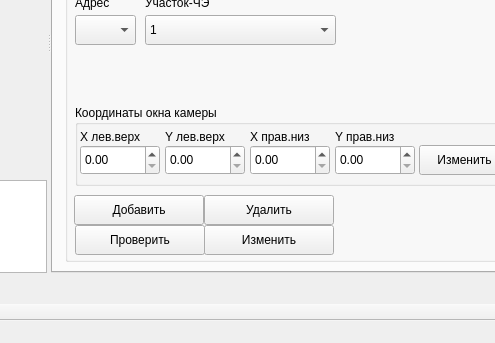
First picture: the form in m_cfg/MainWindowCFG.ui, repository xXRadioHeadXx/start7, before the edit; both pictures show x 403 to 898 and y 247 to 590 of the 1063 by 590 pixel window.
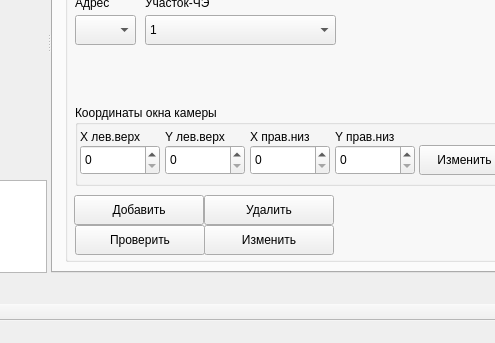
Second picture: the form after the edit. The open tabs and pages were chosen to show the change. Icons and pictures are not drawn. Custom widgets are drawn as their Qt base class.

```diff
--- a/m_cfg/MainWindowCFG.ui
+++ b/m_cfg/MainWindowCFG.ui
@@ -2365,8 +2365,11 @@
                <property name="contextMenuPolicy">
                 <enum>Qt::NoContextMenu</enum>
                </property>
+               <property name="decimals">
+                <number>0</number>
+               </property>
                <property name="maximum">
-                <double>9999.989999999999782</double>
+                <double>10000.000000000000000</double>
                </property>
               </widget>
               <widget class="QDoubleSpinBox" name="coordinate_X_doubleSpinBox_3">
@@ -2381,8 +2384,11 @@
                <property name="contextMenuPolicy">
                 <enum>Qt::NoContextMenu</enum>
                </property>
+               <property name="decimals">
+                <number>0</number>
+               </property>
                <property name="maximum">
-                <double>9999.989999999999782</double>
+                <double>10000.000000000000000</double>
                </property>
               </widget>
               <widget class="QLabel" name="label_37">
@@ -2422,8 +2428,11 @@
                <property name="contextMenuPolicy">
                 <enum>Qt::NoContextMenu</enum>
                </property>
+               <property name="decimals">
+                <number>0</number>
+               </property>
                <property name="maximum">
-                <double>9999.989999999999782</double>
+                <double>10000.000000000000000</double>
                </property>
               </widget>
               <widget class="QDoubleSpinBox" name="coordinate_X_doubleSpinBox_4">
@@ -2438,8 +2447,11 @@
                <property name="contextMenuPolicy">
                 <enum>Qt::NoContextMenu</enum>
                </property>
+               <property name="decimals">
+                <number>0</number>
+               </property>
                <property name="maximum">
-                <double>9999.989999999999782</double>
+                <double>10000.000000000000000</double>
                </property>
               </widget>
               <widget class="My_lineEdit" name="mouse_X" native="true">
```
Left out of the diff: 2 changed lines with no effect on the pictures.
